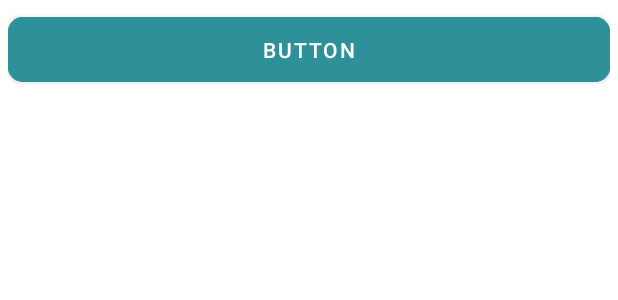
After one commit to ambikabongirwar/Hora, an Android app: the layout group_button_item.xml on its own in the app's theme, with its tools: preview values and no code run, on a phone screen of 412 x 824 dp. The commit adds this screen. Shown: the top 300 px of the screen. Run offline under Robolectric (Android 15) with nearby library versions, the phone set to English and light mode, and no system bars.

Commit message:
Implemented recycler view of item type button for group names.

```diff
--- /dev/null
+++ b/app/src/main/java/com/example/miniproject1/multiUser/home/Groups.kt
@@ -0,0 +1,3 @@
+package com.example.miniproject1.multiUser.home
+
+data class Groups (var name: String ?= null)
--- /dev/null
+++ b/app/src/main/java/com/example/miniproject1/multiUser/model/Group.kt
@@ -0,0 +1,3 @@
+package com.example.miniproject1.multiUser.model
+
+data class Group(val stringResourceId: Int)
--- a/app/src/main/res/drawable/ic_baseline_exit_to_app_24.xml
+++ b/app/src/main/res/drawable/ic_outline_add_24.xml
@@ -6,5 +6,5 @@
     android:tint="?attr/colorControlNormal">
   <path
       android:fillColor="@android:color/white"
-      android:pathData="M10.09,15.59L11.5,17l5,-5 -5,-5 -1.41,1.41L12.67,11H3v2h9.67l-2.58,2.59zM19,3H5c-1.11,0 -2,0.9 -2,2v4h2V5h14v14H5v-4H3v4c0,1.1 0.89,2 2,2h14c1.1,0 2,-0.9 2,-2V5c0,-1.1 -0.9,-2 -2,-2z"/>
+      android:pathData="M19,13h-6v6h-2v-6H5v-2h6V5h2v6h6v2z"/>
 </vector>
--- /dev/null
+++ b/app/src/main/res/layout/group_button_item.xml
@@ -0,0 +1,22 @@
+<?xml version="1.0" encoding="utf-8"?>
+<androidx.constraintlayout.widget.ConstraintLayout xmlns:android="http://schemas.android.com/apk/res/android"
+    xmlns:app="http://schemas.android.com/apk/res-auto"
+    xmlns:tools="http://schemas.android.com/tools"
+    android:layout_width="match_parent"
+    android:layout_height="wrap_content"
+    android:id="@+id/group_button_item"
+    app:cardCornerRadius="8dp"
+    android:layout_margin="5dp">
+
+    <Button
+        android:id="@+id/groupNameBtn"
+        android:layout_width="0dp"
+        android:layout_height="55dp"
+        android:text="Button"
+        android:backgroundTint="@color/dark_blue"
+        android:elevation="8dp"
+        app:cornerRadius="10dp"
+        app:layout_constraintEnd_toEndOf="parent"
+        app:layout_constraintStart_toStartOf="parent"
+        app:layout_constraintTop_toTopOf="parent" />
+</androidx.constraintlayout.widget.ConstraintLayout>
```
Also changed, not shown: app/src/main/java/com/example/miniproject1/multiUser/MultiUserFragment.kt (+74 -9 lines), app/src/main/java/com/example/miniproject1/multiUser/NewGroupFragment.kt (added, +20 -0 lines), app/src/main/java/com/example/miniproject1/multiUser/datasource/DataSource.kt (added, +21 -0 lines), app/src/main/java/com/example/miniproject1/multiUser/home/GroupCardAdapter.kt (added, +30 -0 lines), app/src/main/res/layout/fragment_multi_user.xml (+23 -1 lines), app/src/main/res/layout/fragment_new_group.xml (added, +14 -0 lines), app/src/main/res/layout/group_card_item.xml (added, +29 -0 lines), app/src/main/res/values/strings.xml (+13 -0 lines).
